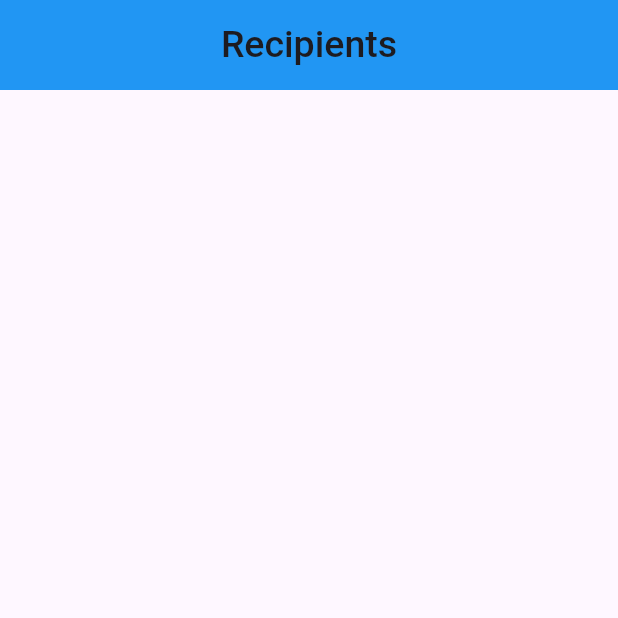
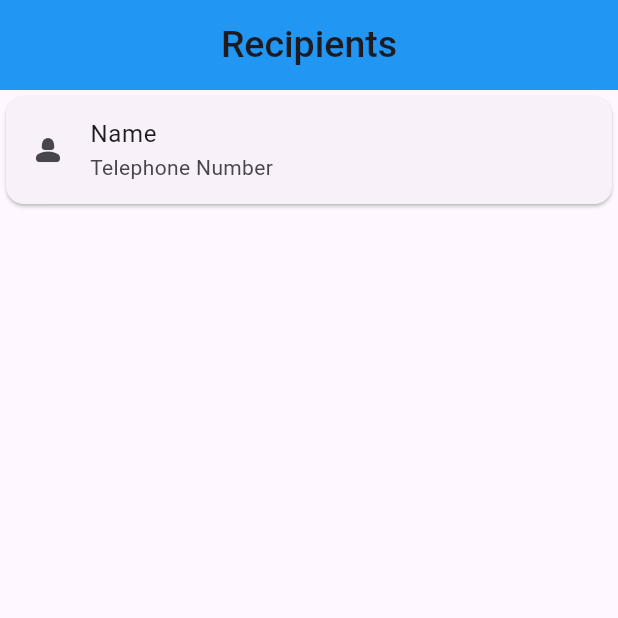
Before and after one commit to Danamaz/final_project, a Flutter app: the Recipientpage screen opened directly, on a phone screen of 412 x 824 dp, the top half of it. Run offline on Flutter 3.47's test engine with Material 3 defaults, Android fonts, the phone set to English and light mode, and no system bars; our stand-ins replace email_validator, firebase_core; accounts and stored records are empty.

```diff
--- a/lib/pages/receiverspage.dart
+++ b/lib/pages/receiverspage.dart
@@ -6,12 +6,20 @@ class Recipientpage extends StatelessWidget {
   @override
   Widget build(BuildContext context) {
     return Scaffold(
-      appBar: AppBar(title: const Text('Recipients',
-      style: TextStyle(fontSize: 25, fontWeight: FontWeight.w500)),
-      automaticallyImplyLeading: false,
-      centerTitle: true,
-      toolbarHeight: 60,
-      backgroundColor: Colors.blue,
+      appBar: AppBar(
+        title: const Text('Recipients',
+            style: TextStyle(fontSize: 25, fontWeight: FontWeight.w500)),
+        automaticallyImplyLeading: false,
+        centerTitle: true,
+        toolbarHeight: 60,
+        backgroundColor: Colors.blue,
+      ),
+      body: Card(
+        child: ListTile(
+            onTap: () {},
+            title: const Text('Name'),
+            subtitle: const Text('Telephone Number'),
+            leading: const Icon(Icons.person_2_rounded)),
       ),
     );
   }
```
Also changed, not shown: lib/pages/storepage.dart (+31 -3 lines), 1 other file.
